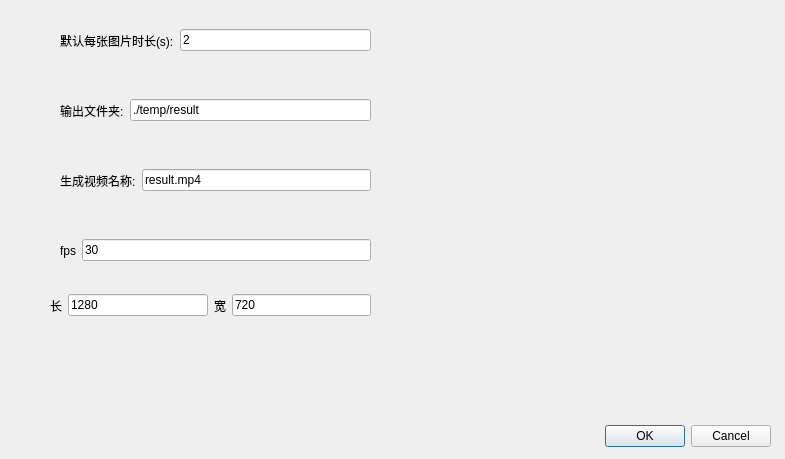
Old version of the form Dialog_VideoJParameterSetting.ui in the repository King-sj/JasonPPT.
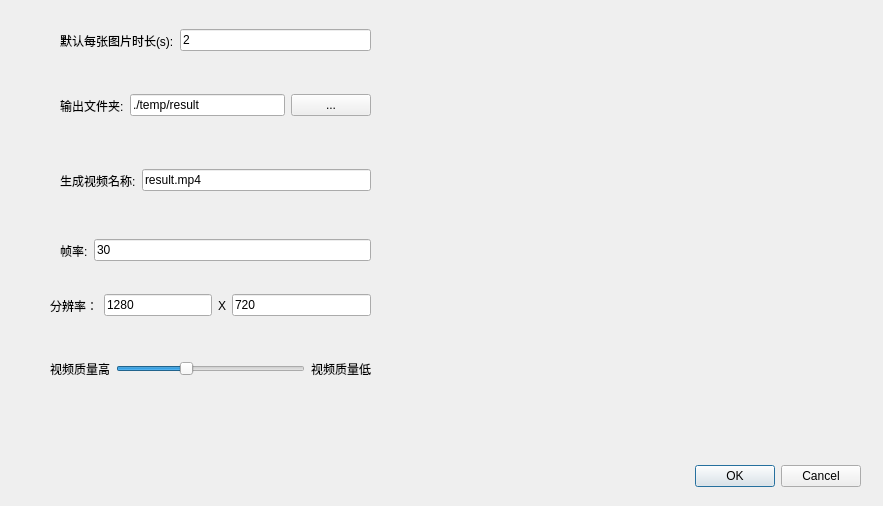
New version of the form.

```diff
--- a/Dialog_VideoJParameterSetting.ui
+++ b/Dialog_VideoJParameterSetting.ui
@@ -6,8 +6,8 @@
    <rect>
     <x>0</x>
     <y>0</y>
-    <width>785</width>
-    <height>459</height>
+    <width>883</width>
+    <height>506</height>
    </rect>
   </property>
   <property name="sizePolicy">
@@ -22,9 +22,9 @@
   <widget class="QDialogButtonBox" name="buttonBox">
    <property name="geometry">
     <rect>
-     <x>430</x>
-     <y>420</y>
-     <width>341</width>
+     <x>510</x>
+     <y>460</y>
+     <width>351</width>
      <height>32</height>
     </rect>
    </property>
@@ -35,32 +35,6 @@
     <set>QDialogButtonBox::Cancel|QDialogButtonBox::Ok</set>
    </property>
   </widget>
-  <widget class="QWidget" name="layoutWidget">
-   <property name="geometry">
-    <rect>
-     <x>60</x>
-     <y>90</y>
-     <width>311</width>
-     <height>41</height>
-    </rect>
-   </property>
-   <layout class="QHBoxLayout" name="horizontalLayout_2">
-    <item>
-     <widget class="QLabel" name="label_file_path">
-      <property name="text">
-       <string>输出文件夹:</string>
-      </property>
-     </widget>
-    </item>
-    <item>
-     <widget class="QLineEdit" name="lineEdit_file_path">
-      <property name="text">
-       <string>./temp/result</string>
-      </property>
-     </widget>
-    </item>
-   </layout>
-  </widget>
   <widget class="QWidget" name="layoutWidget_2">
    <property name="geometry">
     <rect>
@@ -74,7 +48,7 @@
     <item>
      <widget class="QLabel" name="label_fps">
       <property name="text">
-       <string>fps</string>
+       <string>帧率:</string>
       </property>
      </widget>
     </item>
@@ -128,7 +102,7 @@
       <item>
        <widget class="QLabel" name="label_width">
         <property name="text">
-         <string>长</string>
+         <string>分辨率：</string>
         </property>
        </widget>
       </item>
@@ -146,7 +120,7 @@
       <item>
        <widget class="QLabel" name="label_height">
         <property name="text">
-         <string>宽</string>
+         <string>X</string>
         </property>
        </widget>
       </item>
@@ -187,6 +161,94 @@
     </item>
    </layout>
   </widget>
+  <widget class="QWidget" name="">
+   <property name="geometry">
+    <rect>
+     <x>50</x>
+     <y>360</y>
+     <width>321</width>
+     <height>18</height>
+    </rect>
+   </property>
+   <layout class="QHBoxLayout" name="horizontalLayout_7">
+    <item>
+     <widget class="QLabel" name="label_crf_l">
+      <property name="text">
+       <string>视频质量高</string>
+      </property>
+     </widget>
+    </item>
+    <item>
+     <widget class="QSlider" name="horizontalSlider_crf">
+      <property name="sizePolicy">
+       <sizepolicy hsizetype="Expanding" vsizetype="Fixed">
+        <horstretch>0</horstretch>
+        <verstretch>0</verstretch>
+       </sizepolicy>
+      </property>
+      <property name="maximum">
+       <number>50</number>
+      </property>
+      <property name="value">
+       <number>18</number>
+      </property>
+      <property name="orientation">
+       <enum>Qt::Horizontal</enum>
+      </property>
+     </widget>
+    </item>
+    <item>
+     <widget class="QLabel" name="label_crf_r">
+      <property name="text">
+       <string>视频质量低</string>
+      </property>
+     </widget>
+    </item>
+   </layout>
+  </widget>
+  <widget class="QWidget" name="">
+   <property name="geometry">
+    <rect>
+     <x>60</x>
+     <y>90</y>
+     <width>311</width>
+     <height>31</height>
+    </rect>
+   </property>
+   <layout class="QHBoxLayout" name="horizontalLayout_9">
+    <item>
+     <layout class="QHBoxLayout" name="horizontalLayout_2">
+      <item>
+       <widget class="QLabel" name="label_file_path">
+        <property name="text">
+         <string>输出文件夹:</string>
+        </property>
+       </widget>
+      </item>
+      <item>
+       <widget class="QLineEdit" name="lineEdit_file_path">
+        <property name="text">
+         <string>./temp/result</string>
+        </property>
+       </widget>
+      </item>
+     </layout>
+    </item>
+    <item>
+     <widget class="QPushButton" name="pushButton_setOutPutFile">
+      <property name="sizePolicy">
+       <sizepolicy hsizetype="Fixed" vsizetype="Fixed">
+        <horstretch>0</horstretch>
+        <verstretch>0</verstretch>
+       </sizepolicy>
+      </property>
+      <property name="text">
+       <string>...</string>
+      </property>
+     </widget>
+    </item>
+   </layout>
+  </widget>
  </widget>
  <resources/>
  <connections>
```
